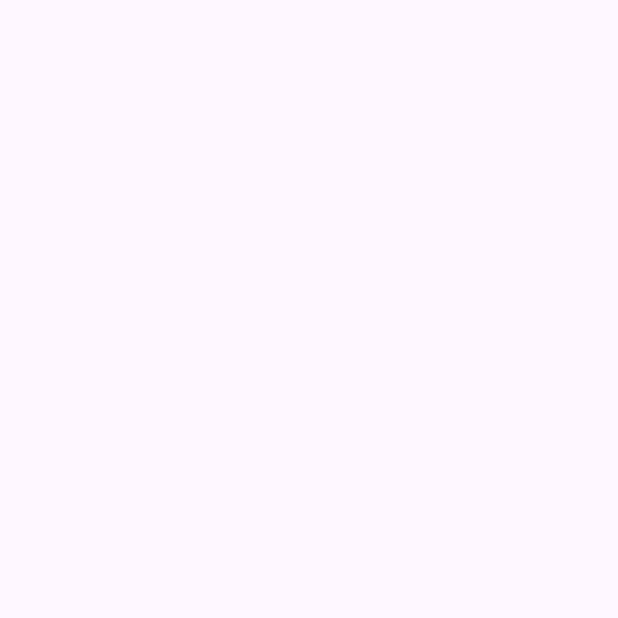
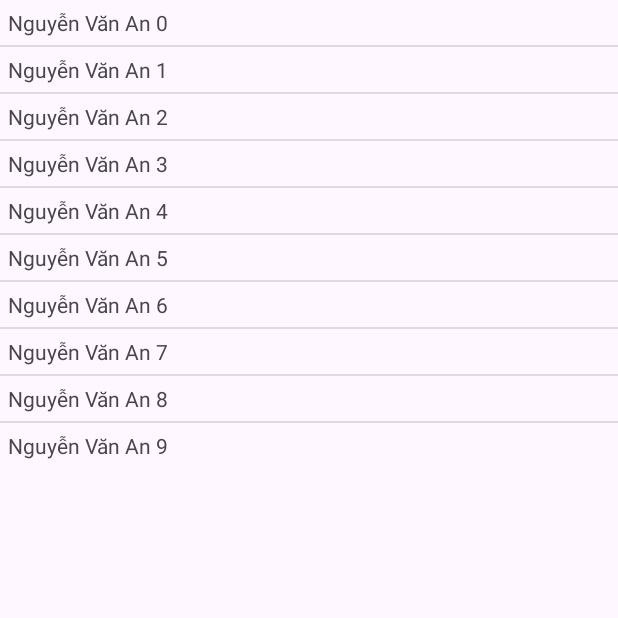
Before and after one commit to Tranaithuy03/lab3_NT118, an Android app: the screen it shows after launch (MainActivity), on a phone screen of 412 x 824 dp, the top half of it. Before the commit the part shown is empty. Run offline under Robolectric (Android 15) with nearby library versions, the phone set to English and light mode, and no system bars.

Commit message:
lab1_update

```diff
--- a/bai1_Lab3/app/src/main/java/com/example/bai1_lab3/MainActivity.java
+++ b/bai1_Lab3/app/src/main/java/com/example/bai1_lab3/MainActivity.java
@@ -42,6 +42,8 @@ public class MainActivity extends AppCompatActivity {
         }
     private void showData() {
         ListView lvUser = (ListView) findViewById(R.id.lv_user);
-
+        ArrayAdapter<String> userAdapter = new
+                ArrayAdapter<String>(MainActivity.this, R.layout.item_user, users);
+        lvUser.setAdapter(userAdapter);
     }
 }
```
